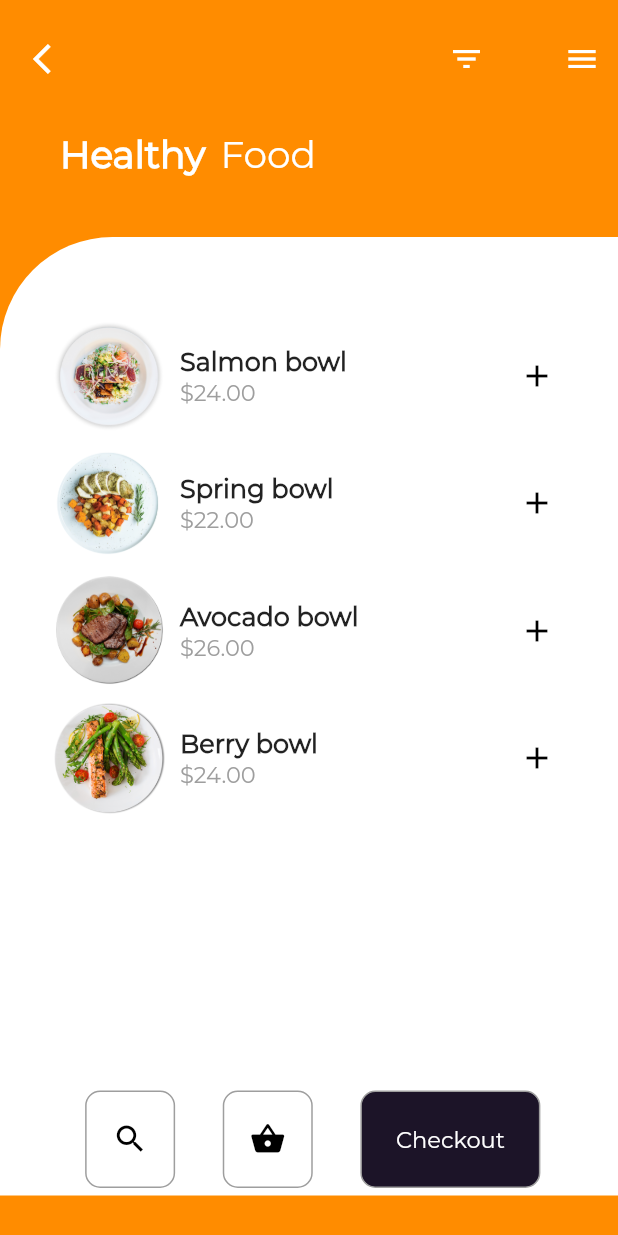
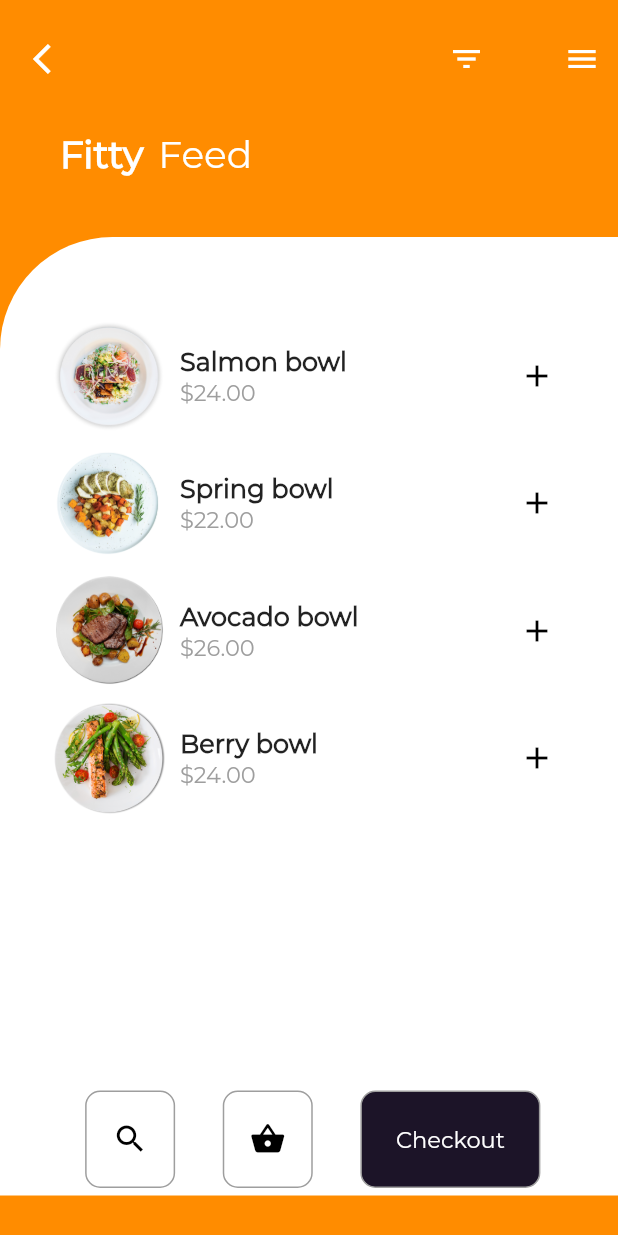
Before and after one commit to SaaamV/FittyFeed, a Flutter app: the screen it shows after launch, on a phone screen of 412 x 824 dp. Run offline on Flutter 3.47's test engine with Material 2 defaults, Android fonts, the light colour scheme and no system bars; project files that could hold a hidden picture were left out.

Commit message:
removed debug tag and updated app name

```diff
--- a/lib/main.dart
+++ b/lib/main.dart
@@ -14,6 +14,7 @@
       home: MyHomePage(
         title: '',
       ),
+      debugShowCheckedModeBanner: false,
     );
   }
 }
@@ -84,14 +85,14 @@
             padding: const EdgeInsets.only(left: 40.0),
             child: Row(
               children: const <Widget>[
-                Text('Healthy',
+                Text('Fitty',
                     style: TextStyle(
                         fontFamily: 'Montserrat',
                         color: Colors.white,
                         fontWeight: FontWeight.bold,
                         fontSize: 25.0)),
                 SizedBox(width: 10.0),
-                Text('Food',
+                Text('Feed',
                     style: TextStyle(
                         fontFamily: 'Montserrat',
                         color: Colors.white,
```
